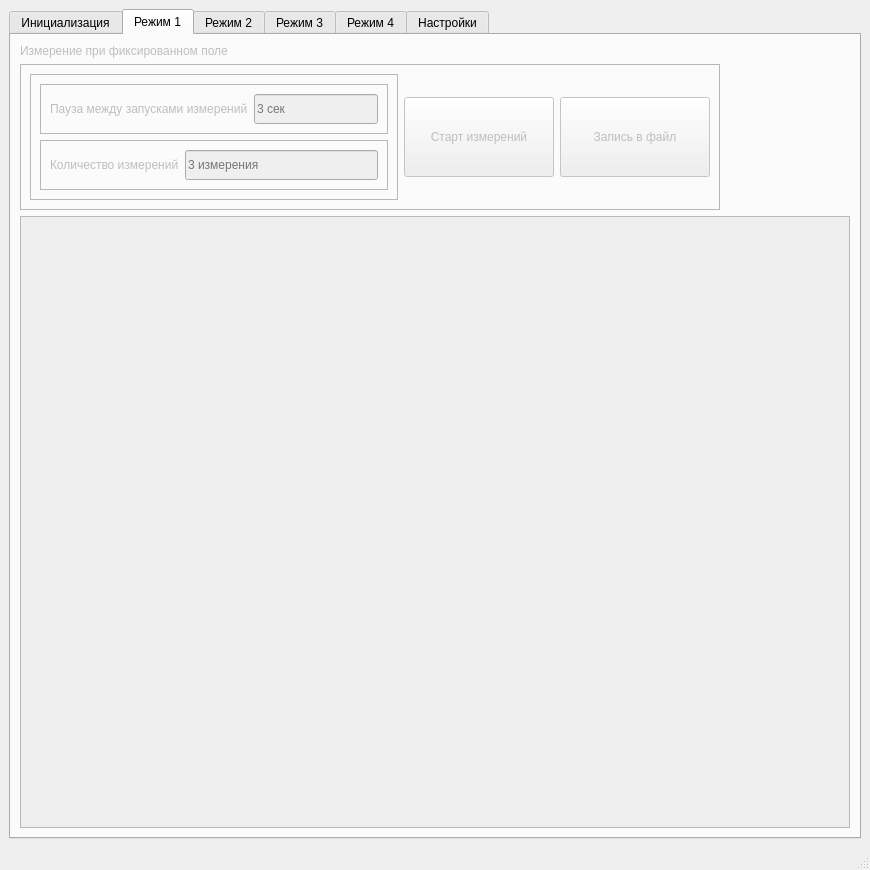
First picture: the form in harm_ui_v4.ui, repository BuslaySt/RotatingCoils, before the edit.
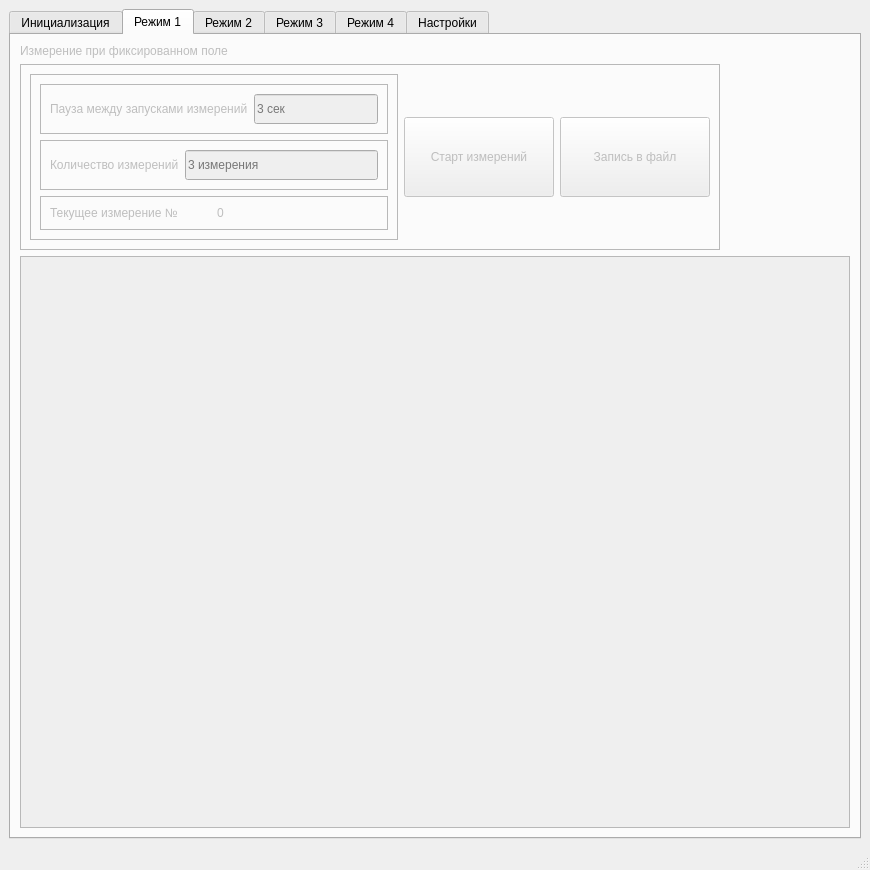
Second picture: the form after the edit. The open tabs and pages were chosen to show the change.

```diff
--- a/harm_ui_v4.ui
+++ b/harm_ui_v4.ui
@@ -442,6 +442,32 @@
                 </layout>
                </widget>
               </item>
+              <item>
+               <widget class="QFrame" name="frame1_1_3">
+                <property name="frameShape">
+                 <enum>QFrame::StyledPanel</enum>
+                </property>
+                <property name="frameShadow">
+                 <enum>QFrame::Raised</enum>
+                </property>
+                <layout class="QHBoxLayout" name="horizontalLayout_9">
+                 <item>
+                  <widget class="QLabel" name="lbl_Current_Measure_1">
+                   <property name="text">
+                    <string>Текущее измерение №</string>
+                   </property>
+                  </widget>
+                 </item>
+                 <item>
+                  <widget class="QLabel" name="lbl_Current_Measure_Nmb_1">
+                   <property name="text">
+                    <string>0</string>
+                   </property>
+                  </widget>
+                 </item>
+                </layout>
+               </widget>
+              </item>
              </layout>
             </widget>
            </item>
```
Left out of the diff: 78 changed lines with no effect on the pictures.
